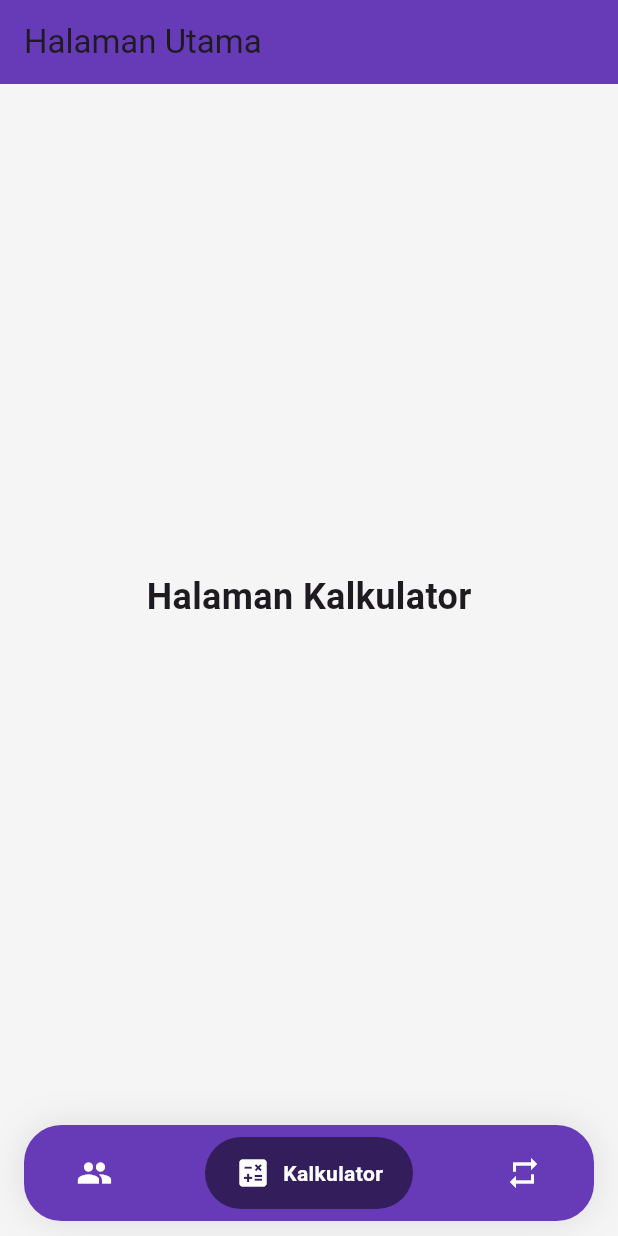
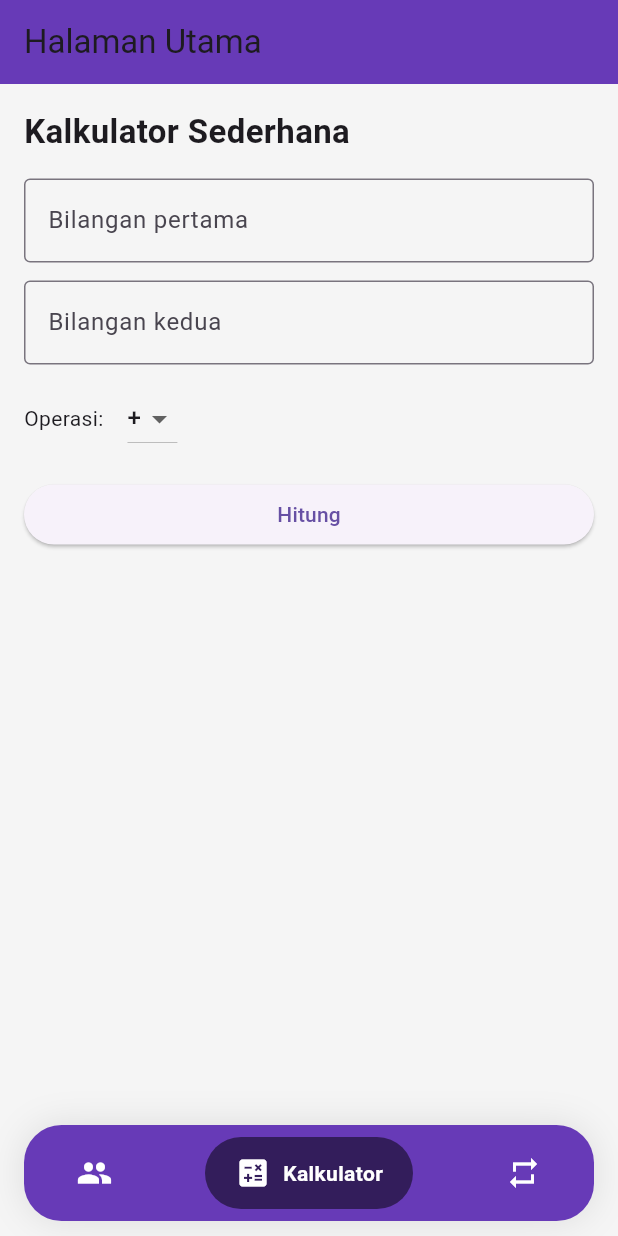
Before and after one commit to Bmaxx12/Mobile1, a Flutter app: the HomeScreen screen opened directly, item 2 of the bottom bar chosen, on a phone screen of 412 x 824 dp. Run offline on Flutter 3.47's test engine with Material 3 defaults, Android fonts, the phone set to English and light mode, and no system bars; drawn by our look-alikes of google_nav_bar.

Commit message:
kalkulator + gangen AI

```diff
--- a/excerciseflut/lib/home_screen.dart
+++ b/excerciseflut/lib/home_screen.dart
@@ -79,6 +79,7 @@ class _HomeScreenState extends State<HomeScreen> {
                     icon: Icons.repeat,
                     text: 'Ganjil Genap',
                   ),
+
                 ],
                 selectedIndex: _selectedIndex,
                 onTabChange: (index) {
@@ -115,9 +116,9 @@ class AnggotaScreen extends StatelessWidget {
   Widget build(BuildContext context) {
     // PENINGKATAN: Menggunakan List dari object Member
     final List<Member> groupMembers = [
-      Member(name: 'Nayla Ayu', nim: 'STI202102324'),
-      Member(name: 'Ardan Haryanto Putra', nim: 'STI202102334'),
-      Member(name: 'Muhammad Nobel Wurjayatma', nim: 'STI202102345'),
+      Member(name: 'Nayla Ayu Rahmawati', nim: '124230015'),
+      Member(name: 'Ardan Haryanto Putra', nim: '124230104'),
+      Member(name: 'Muhammad Nobel Wurjayatma', nim: '124230114'),
     ];
 
     return Padding(
@@ -173,26 +174,198 @@ class KalkulatorScreen extends StatelessWidget {
 
   @override
   Widget build(BuildContext context) {
-    return const Center(
-      child: Text(
-        'Halaman Kalkulator',
-        style: TextStyle(fontSize: 24, fontWeight: FontWeight.bold),
+    return Padding(
+      padding: const EdgeInsets.all(16.0),
+      child: KalkulatorForm(),
+    );
+    }
+}
+
+  class KalkulatorForm extends StatefulWidget {
+    @override
+    State<KalkulatorForm> createState() => _KalkulatorFormState();
+  }
+
+  class _KalkulatorFormState extends State<KalkulatorForm> {
+    final TextEditingController _controller1 = TextEditingController();
+    final TextEditingController _controller2 = TextEditingController();
+    String _selectedOperator = '+';
+    String _result = '';
+
+    void _hitung() {
+    double? num1 = double.tryParse(_controller1.text);
+    double? num2 = double.tryParse(_controller2.text);
+
+    if (num1 == null || num2 == null) {
+      setState(() {
+      _result = 'Input tidak valid';
+      });
+      return;
+    }
+
+    double hasil;
+    switch (_selectedOperator) {
+      case '+':
+      hasil = num1 + num2;
+      break;
+      case '-':
+      hasil = num1 - num2;
+      break;
+      case '×':
+      hasil = num1 * num2;
+      break;
+      case '÷':
+      if (num2 == 0) {
+        setState(() {
+        _result = 'Tidak bisa dibagi 0';
+        });
+        return;
+      }
+      hasil = num1 / num2;
+      break;
+      default:
+      hasil = 0;
+    }
+
+    setState(() {
+      _result = 'Hasil: $hasil';
+    });
+    }
+
+    @override
+    Widget build(BuildContext context) {
+    return Column(
+      crossAxisAlignment: CrossAxisAlignment.start,
+      children: [
+      const Text(
+        'Kalkulator Sederhana',
+        style: TextStyle(fontSize: 22, fontWeight: FontWeight.bold),
+      ),
+      const SizedBox(height: 16),
+      TextField(
+        controller: _controller1,
+        keyboardType: TextInputType.number,
+        decoration: const InputDecoration(
+        labelText: 'Bilangan pertama',
+        border: OutlineInputBorder(),
+        ),
+      ),
+      const SizedBox(height: 12),
+      TextField(
+        controller: _controller2,
+        keyboardType: TextInputType.number,
+        decoration: const InputDecoration(
+        labelText: 'Bilangan kedua',
+        border: OutlineInputBorder(),
+        ),
+      ),
+      const SizedBox(height: 12),
+      Row(
+        children: [
+        const Text('Operasi:'),
+        const SizedBox(width: 16),
+        DropdownButton<String>(
+          value: _selectedOperator,
+          items: const [
+          DropdownMenuItem(value: '+', child: Text('+')),
+          DropdownMenuItem(value: '-', child: Text('-')),
+          DropdownMenuItem(value: '×', child: Text('×')),
+          DropdownMenuItem(value: '÷', child: Text('÷')),
+          ],
+          onChanged: (value) {
+          setState(() {
+            _selectedOperator = value!;
+          });
+          },
+        ),
+        ],
+      ),
+      const SizedBox(height: 16),
+      SizedBox(
+        width: double.infinity,
+        child: ElevatedButton(
+        onPressed: _hitung,
+        child: const Text('Hitung'),
+        ),
+      ),
+      const SizedBox(height: 16),
+      Text(
+        _result,
+        style: const TextStyle(fontSize: 18, fontWeight: FontWeight.w500),
+      ),
+      ],
+    );
+    }
+  }
+
+
+/// Halaman untuk menentukan Ganjil atau Genap
+class GanjilGenapScreen extends StatefulWidget {
+  const GanjilGenapScreen({super.key});
+
+  @override
+  State<GanjilGenapScreen> createState() => _GanjilGenapScreenState();
+}
+
+class _GanjilGenapScreenState extends State<GanjilGenapScreen> {
+  final TextEditingController _controller = TextEditingController();
+  String _result = '';
+
+  void _tentukan() {
+    final input = _controller.text.trim();
+    final int? angka = int.tryParse(input);
+
+    if (angka == null) {
+      setState(() {
+        _result = 'Input tidak valid';
+      });
+      return;
+    }
+
+    setState(() {
+      if (angka % 2 == 0) {
+        _result = 'Bilangan $angka adalah Genap';
+      } else {
+        _result = 'Bilangan $angka adalah Ganjil';
+      }
+    });
+  }
+
+  @override
+  Widget build(BuildContext context) {
+    return Padding(
+      padding: const EdgeInsets.all(16.0),
+      child: Column(
+        crossAxisAlignment: CrossAxisAlignment.start,
+        children: [
+          const Text(
+            'Penentu Ganjil atau Genap',
+            style: TextStyle(fontSize: 22, fontWeight: FontWeight.bold),
+          ),
+          const SizedBox(height: 16),
+          TextField(
+            controller: _controller,
+            keyboardType: TextInputType.number,
+            decoration: const InputDecoration(
+              labelText: 'Masukkan angka',
+              border: OutlineInputBorder(),
+            ),
+          ),
+          const SizedBox(height: 16),
+          SizedBox(
+            width: double.infinity,
+            child: ElevatedButton(
+              onPressed: _tentukan,
+              child: const Text('Tentukan'),
+            ),
+          ),
+          const SizedBox(height: 16),
+          Text(
+            _result,
+            style: const TextStyle(fontSize: 18, fontWeight: FontWeight.w500),
+          ),
+        ],
       ),
     );
   }
 }
-
-/// Halaman Placeholder untuk Ganjil Genap
-class GanjilGenapScreen extends StatelessWidget {
-  const GanjilGenapScreen({super.key});
-
-  @override
-  Widget build(BuildContext context) {
-    return const Center(
-      child: Text(
-        'Halaman Ganjil Genap',
-        style: TextStyle(fontSize: 24, fontWeight: FontWeight.bold),
-      ),
-    );
-  }
-}
```
